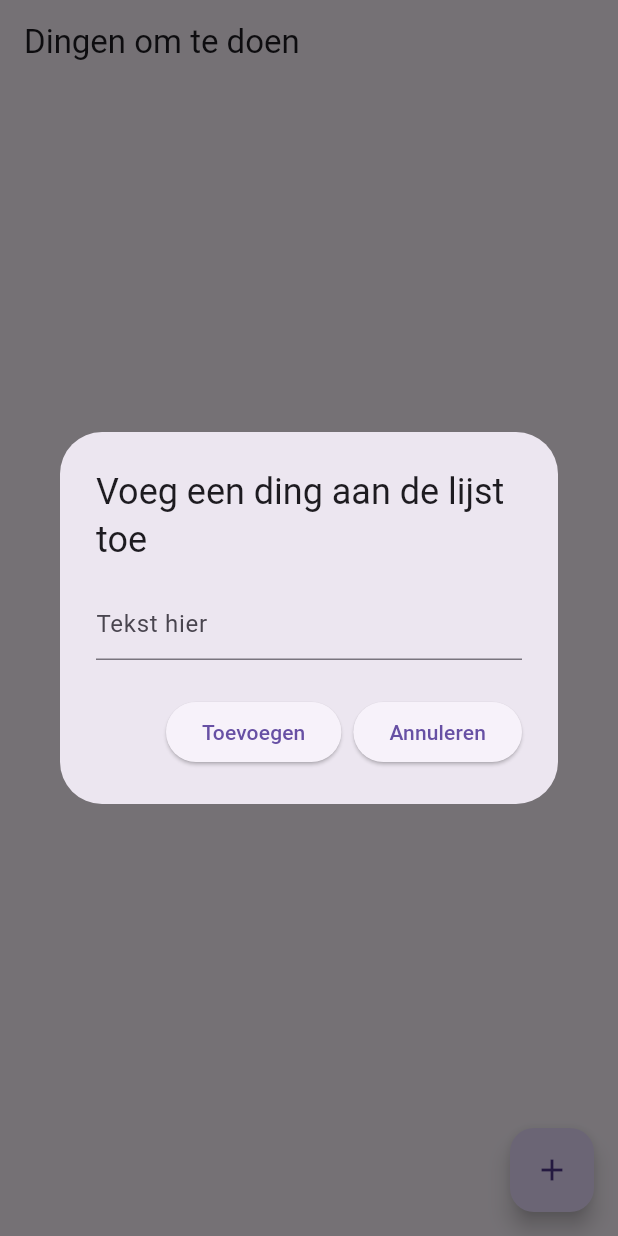
After one commit to Joshuavtk/AutoMaat, a Flutter app: the DatabaseTest screen opened directly, after a tap on the "add" icon, on a phone screen of 412 x 824 dp. The commit adds this screen. Run offline on Flutter 3.47's test engine with Material 3 defaults, Android fonts, the phone set to English and light mode, and no system bars; our stand-ins replace drift, drift_flutter; accounts and stored records are empty; generated files the repository leaves out were written again.

Commit message:
added working local database example

```diff
--- /dev/null
+++ b/lib/database.dart
@@ -0,0 +1,44 @@
+import 'package:drift/drift.dart';
+import 'package:drift_flutter/drift_flutter.dart';
+
+part 'database.g.dart';
+
+class TodoItems extends Table {
+  IntColumn get id => integer().autoIncrement()();
+  TextColumn get title => text().withLength(min: 1, max: 32)();
+  TextColumn get content => text().named('body')();
+  IntColumn get category =>
+      integer().nullable().references(TodoCategory, #id)();
+  DateTimeColumn get createdAt => dateTime().nullable()();
+}
+
+class TodoCategory extends Table {
+  IntColumn get id => integer().autoIncrement()();
+  TextColumn get description => text()();
+}
+
+@DriftDatabase(tables: [TodoItems, TodoCategory])
+class AppDatabase extends _$AppDatabase {
+  // After generating code, this class needs to define a `schemaVersion` getter
+  // and a constructor telling drift where the database should be stored.
+  // These are described in the getting started guide: https://drift.simonbinder.eu/setup/
+  AppDatabase() : super(_openConnection());
+
+  @override
+  int get schemaVersion => 1;
+
+  static QueryExecutor _openConnection() {
+    // `driftDatabase` from `package:drift_flutter` stores the database in
+    // `getApplicationDocumentsDirectory()`.
+    return driftDatabase(name: 'my_database');
+  }
+
+  Future<List<TodoItem>> getItems() async {
+    return await select(todoItems).get();
+  }
+
+  Future<int> saveItem(String item) async {
+    return await into(todoItems)
+        .insert(TodoItemsCompanion.insert(title: item, content: ' content'));
+  }
+}
--- a/lib/main.dart
+++ b/lib/main.dart
@@ -1,11 +1,12 @@
 import 'package:flutter/material.dart';
-import 'pages/splash screen.dart';
+import 'pages/splash_screen.dart';
 
 //test imports
 import 'pages/zoek.dart';
 import 'pages/map.dart';
 import 'pages/contact.dart';
 import 'pages/home.dart';
+import 'pages/database_test.dart';
 
 class App extends StatelessWidget {
   const App({super.key});
@@ -13,7 +14,7 @@ class App extends StatelessWidget {
   @override
   Widget build(BuildContext context) {
     return const MaterialApp(
-        home: SplashScreen());
+        home: DatabaseTest());
   }
 }
 
--- /dev/null
+++ b/lib/pages/database_test.dart
@@ -0,0 +1,90 @@
+// ignore_for_file: library_private_types_in_public_api
+import 'package:flutter/material.dart';
+import '../database.dart';
+
+class DatabaseTest extends StatefulWidget {
+  const DatabaseTest({super.key});
+
+  @override
+  _DatabaseTestState createState() => _DatabaseTestState();
+}
+
+class _DatabaseTestState extends State<DatabaseTest> {
+  final TextEditingController _textFieldController = TextEditingController();
+  final database = AppDatabase();
+  List<TodoItem> items = [];
+
+  @override
+  void initState() {
+    super.initState();
+    _fetchData();
+  }
+
+  void _fetchData() async {
+    final databaseItems = await database.getItems();
+    setState(() => items = databaseItems);
+  }
+
+  @override
+  Widget build(BuildContext context) {
+    return Scaffold(
+      appBar: AppBar(title: const Text('Dingen om te doen')),
+      body: _getItems(),
+      floatingActionButton: FloatingActionButton(
+          onPressed: () => _displayDialog(context),
+          tooltip: 'Add Item',
+          child: const Icon(Icons.add)),
+    );
+  }
+
+  Widget _getItems() {
+    return ListView.separated(
+        itemCount: items.length,
+        separatorBuilder: (context, index) => const Divider(),
+        itemBuilder: (context, index) {
+          final item = items[index];
+          return ListTile(
+            title: Text(item.title),
+          );
+        });
+  }
+
+  void _addTodoItem(String title) {
+    // Wrapping it inside a set state will notify
+    // the app that the state has changed
+    setState(() {
+      database.saveItem(title);
+      _fetchData();
+    });
+    _textFieldController.clear();
+  }
+
+  Future<AlertDialog?> _displayDialog(BuildContext context) async {
+    return showDialog<AlertDialog?>(
+        context: context,
+        builder: (BuildContext context) {
+          return AlertDialog(
+            title: const Text('Voeg een ding aan de lijst toe'),
+            content: TextField(
+              controller: _textFieldController,
+              decoration: const InputDecoration(hintText: 'Tekst hier'),
+            ),
+            actions: <Widget>[
+              ElevatedButton(
+                child: const Text('Toevoegen'),
+                onPressed: () {
+                  _addTodoItem(_textFieldController.text);
+                  Navigator.of(context).pop();
+                },
+              ),
+              ElevatedButton(
+                child: const Text('Annuleren'),
+                onPressed: () {
+                  Navigator.of(context).pop();
+                },
+              )
+            ],
+          );
+        });
+  }
+}
--- a/pubspec.yaml
+++ b/pubspec.yaml
@@ -35,6 +35,8 @@ dependencies:
   # The following adds the Cupertino Icons font to your application.
   # Use with the CupertinoIcons class for iOS style icons.
   cupertino_icons: ^1.0.8
+  drift: ^2.22.1
+  drift_flutter: ^0.2.3
 
 dev_dependencies:
   flutter_test:
@@ -46,6 +48,8 @@ dev_dependencies:
   # package. See that file for information about deactivating specific lint
   # rules and activating additional ones.
   flutter_lints: ^4.0.0
+  drift_dev: ^2.22.1
+  build_runner: ^2.4.13
 
 # For information on the generic Dart part of this file, see the
 # following page: https://dart.dev/tools/pub/pubspec
```
Also changed, not shown: lib/database.g.dart (added), lib/pages/splash_screen.dart (renamed from lib/pages/splash screen.dart), pubspec.lock, 6 other files.
